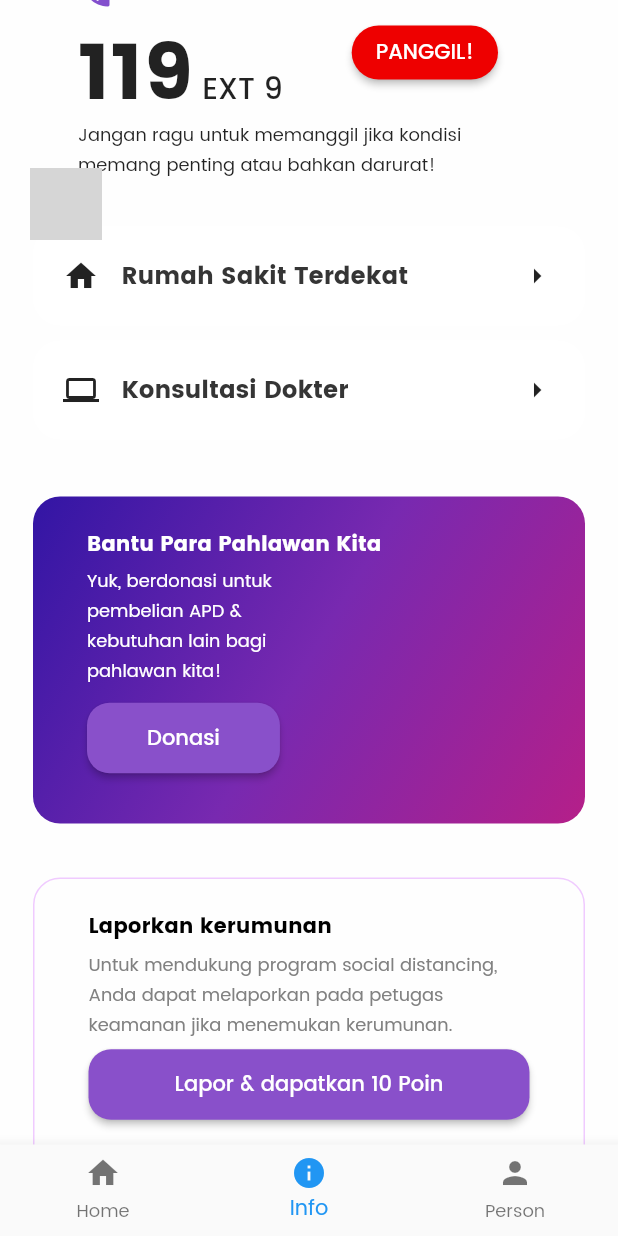
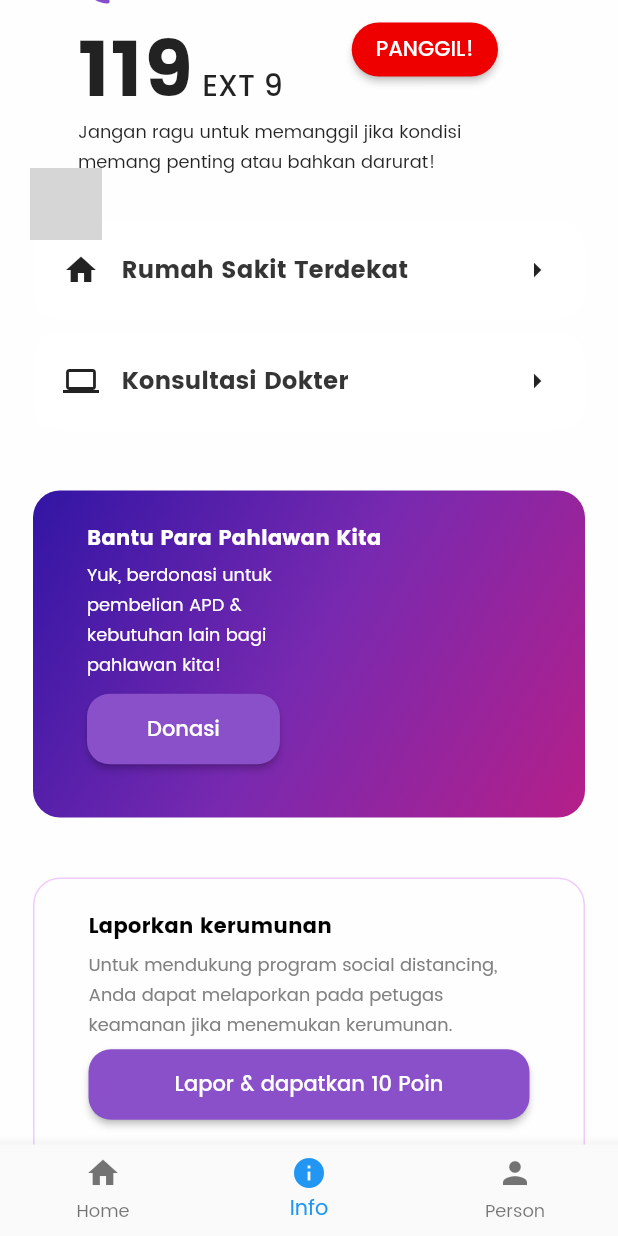
Before and after one commit to 4RSIM3R/itacov-flutter, a Flutter app: the screen it shows after launch, item 2 of the bottom bar chosen, scrolled down 576 dp, on a phone screen of 412 x 824 dp. Run offline on Flutter 3.47's test engine with Material 2 defaults, Android fonts, the phone set to English and light mode, and no system bars; our stand-ins replace dio, rxdart; generated files the repository leaves out were written again; network calls fail; grey boxes are pictures that could not be loaded.

Commit message:
[Spacing] Update all padding / margin using spacing function

```diff
--- a/lib/ui/view/do_page.dart
+++ b/lib/ui/view/do_page.dart
@@ -47,7 +47,7 @@
               onTap: () {},
             ),
             SizedBox(
-              height: 10,
+              height: spacing(1),
             ),
             CardWidget(
               icon: Icon(Icons.check_box),
@@ -59,7 +59,7 @@
             ),
             HelpCenterWidget(),
             SizedBox(
-              height: 10,
+              height: spacing(1),
             ),
             CardWidget(
               icon: Icon(Icons.home),
@@ -67,7 +67,7 @@
               onTap: () {},
             ),
             SizedBox(
-              height: 10,
+              height: spacing(1),
             ),
             CardWidget(
               icon: Icon(Icons.laptop),
@@ -75,15 +75,15 @@
               onTap: () {},
             ),
             SizedBox(
-              height: 38,
+              height: spacing(5),
             ),
             PahlawanWidget(),
             SizedBox(
-              height: 36,
+              height: spacing(5),
             ),
             KerumunanWidget(),
             SizedBox(
-              height: 36,
+              height: spacing(5),
             ),
             HoaxPage(),
           ],
@@ -258,7 +258,7 @@
             ),
           ),
           SizedBox(
-            height: 10,
+            height: spacing(1),
           ),
           RaisedButton(
             onPressed: () {},
@@ -360,7 +360,7 @@
           ),
         ),
         SizedBox(
-          height: 10,
+          height: spacing(1),
         ),
         Text(
           'Berikut adalah beberapa informasi bantahan terhadap HOAX yang beredar yang telah dikonfirmasi oleh Humas POLRI. Bagikan informasi ini dan dapatkan ITACOV-Poin!',
--- a/lib/ui/view/home_page.dart
+++ b/lib/ui/view/home_page.dart
@@ -19,7 +19,7 @@
             AppWidget(
               image: "assets/images/main.png",
               tagline: 'Lawan\nCOVID-19',
-              imageTop: 120,
+              imageTop: spacing(15),
             ),
             SingleChildScrollView(child: HomeBody())
           ],
--- a/lib/ui/view/news_page.dart
+++ b/lib/ui/view/news_page.dart
@@ -4,6 +4,7 @@
 */
 
 import 'package:flutter/material.dart';
+import 'package:itacov/ui/constant/constant.dart';
 import 'package:itacov/ui/widgets/news_list.dart';
 
 class NewsPage extends StatefulWidget {
@@ -33,7 +34,7 @@
         ),
       ),
       body: SingleChildScrollView(
-          padding: EdgeInsets.all(16),
+          padding: EdgeInsets.all(spacing(2)),
           child: Column(
             children: [0, 1, 2, 3, 4, 5, 6, 7, 8, 9].map((i) {
               return NewsList();
--- a/lib/ui/widgets/app_widgets.dart
+++ b/lib/ui/widgets/app_widgets.dart
@@ -30,8 +30,8 @@
             child: Stack(
               children: <Widget>[
                 Positioned(
-                  top: 60,
-                  left: 20,
+                  top: spacing(7.5),
+                  left: spacing(2.5),
                   child: Column(
                     crossAxisAlignment: CrossAxisAlignment.start,
                     mainAxisAlignment: MainAxisAlignment.spaceBetween,
@@ -58,8 +58,8 @@
                   ),
                 ),
                 Positioned(
-                  top: 60,
-                  right: 20,
+                  top: spacing(7.5),
+                  right: spacing(2.5),
                   child: Icon(
                     Icons.notifications,
                     color: Colors.white,
@@ -68,7 +68,7 @@
                 ),
                 Positioned(
                   top: imageTop,
-                  right: 24,
+                  right: spacing(3),
                   child: Image.asset(
                     image,
                     fit: BoxFit.fill,
--- a/lib/ui/widgets/card_widget.dart
+++ b/lib/ui/widgets/card_widget.dart
@@ -1,4 +1,5 @@
 import 'package:flutter/material.dart';
+import 'package:itacov/ui/constant/constant.dart';
 
 class CardWidget extends StatelessWidget {
   final Icon icon;
@@ -18,7 +19,7 @@
             color: Color(0XFFFFFFFF),
           ),
           child: Padding(
-            padding: const EdgeInsets.all(20),
+            padding: EdgeInsets.all(spacing(2.5)),
             child: Row(
               children: <Widget>[
                 icon,
--- a/lib/ui/widgets/home_body.dart
+++ b/lib/ui/widgets/home_body.dart
@@ -102,7 +102,7 @@
               ),
             ),
             SizedBox(
-              height: 10,
+              height: spacing(1),
             ),
             Container(
               width: 136,
@@ -145,7 +145,7 @@
                 fontSize: 16,
               ),
             ),
-            SizedBox(height: 3),
+            SizedBox(height: spacing(0.5)),
             Text(
               "Data akumulasi dari awal muncul",
               style: TextStyle(
--- a/lib/ui/widgets/news_list.dart
+++ b/lib/ui/widgets/news_list.dart
@@ -4,13 +4,14 @@
 */
 
 import 'package:flutter/material.dart';
+import 'package:itacov/ui/constant/constant.dart';
 import 'package:itacov/ui/shared/images.dart';
 
 class NewsList extends StatelessWidget {
   @override
   Widget build(BuildContext context) {
     return Container(
-      margin: EdgeInsets.only(bottom: 16.0),
+      margin: EdgeInsets.only(bottom: spacing(2)),
       child: Row(
         children: <Widget>[
           ClipRRect(
```
Also changed, not shown: lib/ui/widgets/body_widgets.dart (+4 -4 lines), pubspec.lock.
